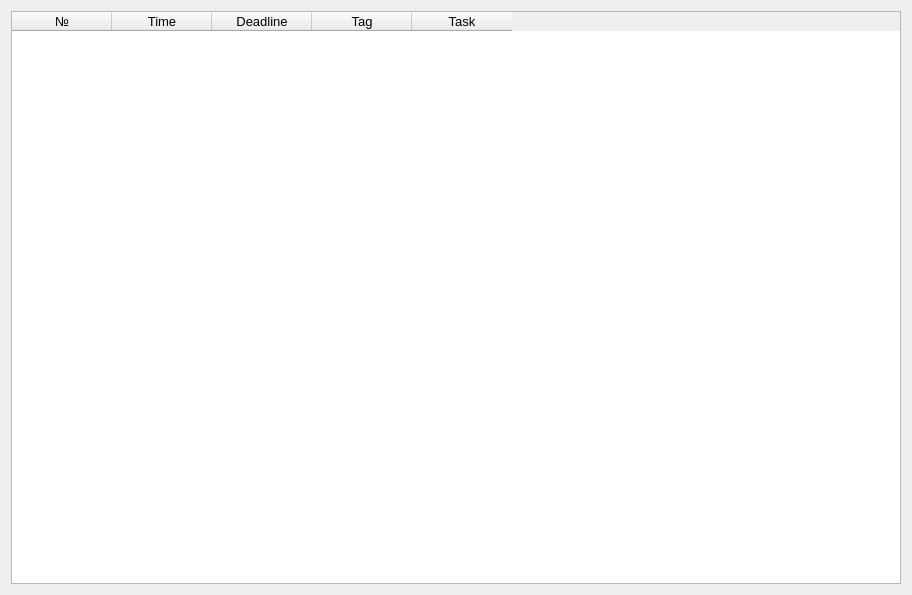
viktorkaramba/OOP, file Laboratory_2/archivefornotes.ui: the form before one commit.
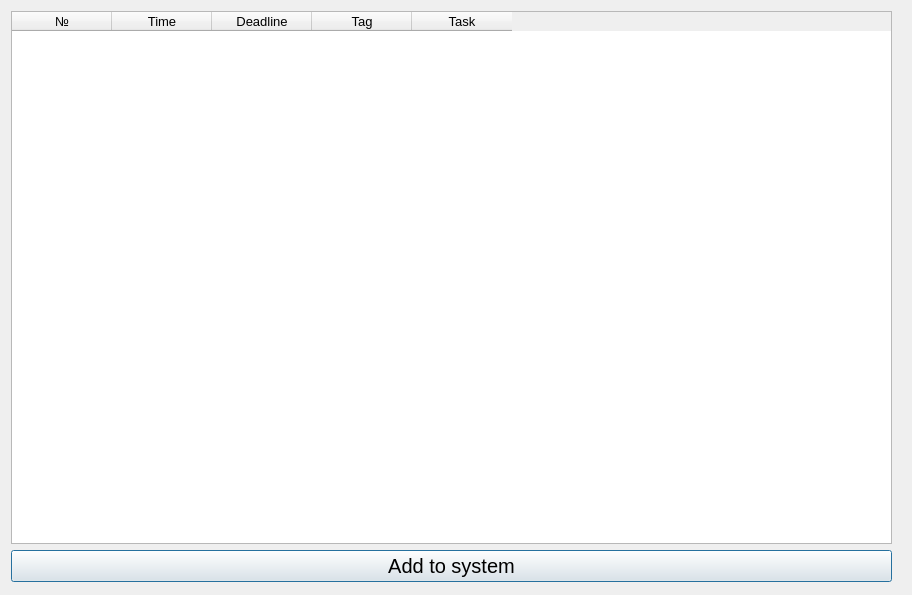
The form after the commit.

```diff
--- a/Laboratory_2/archivefornotes.ui
+++ b/Laboratory_2/archivefornotes.ui
@@ -13,8 +13,17 @@
   <property name="windowTitle">
    <string>Archive</string>
   </property>
-  <layout class="QGridLayout" name="gridLayout">
-   <item row="0" column="0">
+  <widget class="QWidget" name="">
+   <property name="geometry">
+    <rect>
+     <x>11</x>
+     <y>11</y>
+     <width>881</width>
+     <height>571</height>
+    </rect>
+   </property>
+   <layout class="QVBoxLayout" name="verticalLayout">
+    <item>
     <widget class="QTableWidget" name="tableWidget">
      <property name="whatsThis">
       <string>&lt;html&gt;&lt;head/&gt;&lt;body&gt;&lt;p&gt;&lt;br/&gt;&lt;/p&gt;&lt;/body&gt;&lt;/html&gt;</string>
@@ -106,7 +115,20 @@
      </column>
     </widget>
    </item>
-  </layout>
+    <item>
+     <widget class="QPushButton" name="pushButton">
+      <property name="font">
+       <font>
+        <pointsize>15</pointsize>
+       </font>
+      </property>
+      <property name="text">
+       <string>Add to system</string>
+      </property>
+     </widget>
+    </item>
+   </layout>
+  </widget>
  </widget>
  <resources/>
  <connections/>
```
Left out of the diff: 3 changed lines with no effect on the pictures. Lines whose indentation alone changed are shown as unchanged.
